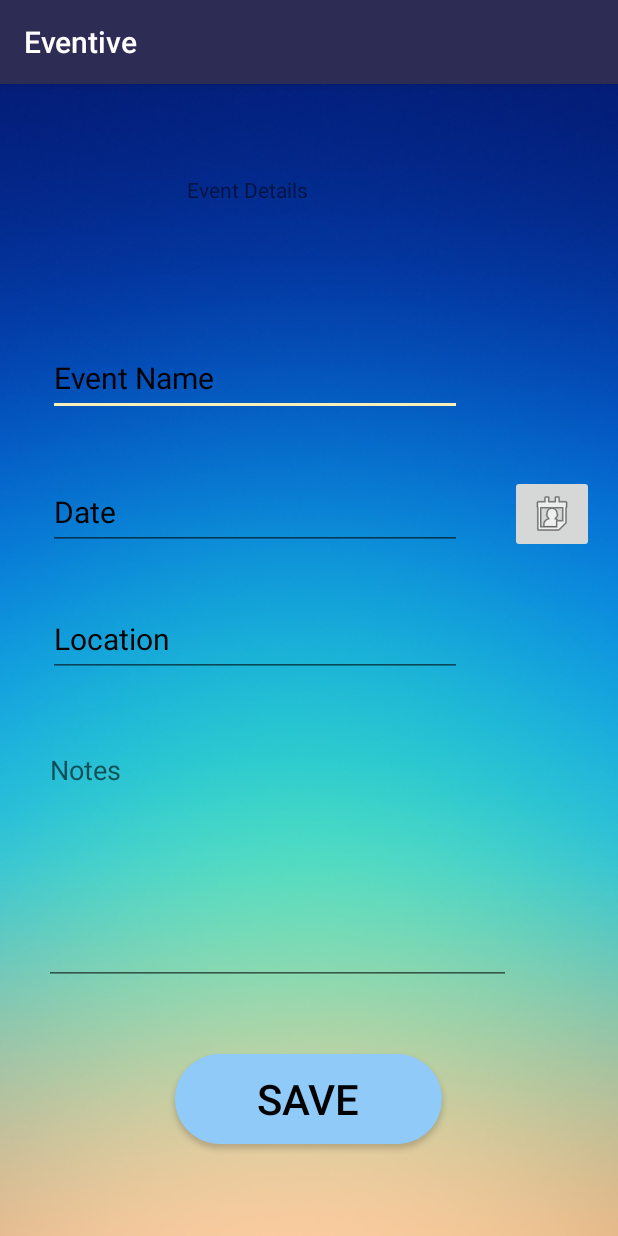
After one commit to VisnaOshani/Eventive_App, an Android app: the activity_event_details screen opened directly, with no data from a screen before it, on a phone screen of 412 x 824 dp. The commit adds this screen. Run offline under Robolectric (Android 15) with nearby library versions, the phone set to English and light mode, and no system bars.

Commit message:
event_details

```diff
--- a/app/src/main/AndroidManifest.xml
+++ b/app/src/main/AndroidManifest.xml
@@ -9,6 +9,7 @@
         android:roundIcon="@mipmap/ic_launcher_round"
         android:supportsRtl="true"
         android:theme="@style/AppTheme">
+        <activity android:name=".activity_event_details"></activity>
         <activity android:name=".Splash_Activity">
             <intent-filter>
                 <action android:name="android.intent.action.MAIN" />
@@ -21,9 +22,7 @@
         <activity android:name=".Add_Budgets" />
         <activity android:name=".Budget_Details" />
         <activity android:name=".Login" />
-        <activity android:name=".MainActivity">
-
-        </activity>
+        <activity android:name=".MainActivity"></activity>
     </application>
 
 </manifest>
--- a/app/src/main/java/com/example/eventive/Add_events.java
+++ b/app/src/main/java/com/example/eventive/Add_events.java
@@ -18,4 +18,12 @@ public class Add_events extends AppCompatActivity {
         Intent intent = new Intent(Add_events.this,Home.class);
         startActivity(intent);
     }
+
+
+    public void addevents(View view){
+        Intent intent = new Intent(Add_events.this,activity_event_details.class);
+        startActivity(intent);
+    }
+
+
 }
--- /dev/null
+++ b/app/src/main/java/com/example/eventive/activity_event_details.java
@@ -0,0 +1,24 @@
+package com.example.eventive;
+
+import androidx.appcompat.app.AppCompatActivity;
+
+import android.content.Intent;
+import android.os.Bundle;
+import android.view.View;
+
+public class activity_event_details extends AppCompatActivity {
+
+    @Override
+    protected void onCreate(Bundle savedInstanceState) {
+        super.onCreate(savedInstanceState);
+        setContentView(R.layout.activity_event_details);
+    }
+
+
+    public void saveEvent(View view){
+        Intent intent = new Intent(activity_event_details.this,Add_events.class);
+        startActivity(intent);
+    }
+
+
+}
--- a/app/src/main/res/layout/activity_add_events.xml
+++ b/app/src/main/res/layout/activity_add_events.xml
@@ -15,6 +15,7 @@
         android:layout_marginTop="8dp"
         android:layout_marginEnd="8dp"
         android:layout_marginBottom="8dp"
+        android:onClick="addevents"
         app:layout_constraintBottom_toBottomOf="parent"
         app:layout_constraintEnd_toEndOf="parent"
         app:layout_constraintHorizontal_bias="0.935"
--- /dev/null
+++ b/app/src/main/res/layout/activity_event_details.xml
@@ -0,0 +1,142 @@
+<?xml version="1.0" encoding="utf-8"?>
+<androidx.constraintlayout.widget.ConstraintLayout xmlns:android="http://schemas.android.com/apk/res/android"
+    xmlns:app="http://schemas.android.com/apk/res-auto"
+    xmlns:tools="http://schemas.android.com/tools"
+    android:layout_width="match_parent"
+    android:layout_height="match_parent"
+    android:background="@drawable/background"
+    tools:context=".activity_event_details">
+
+    <Button
+        android:id="@+id/button4"
+        android:layout_width="178dp"
+        android:layout_height="60dp"
+        android:layout_marginStart="8dp"
+        android:layout_marginTop="8dp"
+        android:layout_marginEnd="8dp"
+        android:layout_marginBottom="8dp"
+        android:background="@drawable/imgbtn_curve"
+        android:elevation="30dp"
+        android:onClick="saveEvent"
+        android:text="@string/save"
+        android:textColor="@android:color/black"
+        android:textSize="28sp"
+        app:layout_constraintBottom_toBottomOf="parent"
+        app:layout_constraintEnd_toEndOf="parent"
+        app:layout_constraintHorizontal_bias="0.497"
+        app:layout_constraintStart_toStartOf="parent"
+        app:layout_constraintTop_toTopOf="parent"
+        app:layout_constraintVertical_bias="0.923" />
+
+    <EditText
+        android:id="@+id/editText13"
+        android:layout_width="276dp"
+        android:layout_height="50dp"
+        android:layout_marginStart="8dp"
+        android:layout_marginTop="8dp"
+        android:layout_marginEnd="8dp"
+        android:layout_marginBottom="8dp"
+        android:ems="10"
+        android:hint="Event Name "
+        android:inputType="textPersonName"
+        android:textColorHint="@android:color/black"
+        android:textSize="20sp"
+        app:layout_constraintBottom_toBottomOf="parent"
+        app:layout_constraintEnd_toEndOf="parent"
+        app:layout_constraintHorizontal_bias="0.201"
+        app:layout_constraintStart_toStartOf="parent"
+        app:layout_constraintTop_toTopOf="parent"
+        app:layout_constraintVertical_bias="0.233" />
+
+    <EditText
+        android:id="@+id/editText12"
+        android:layout_width="276dp"
+        android:layout_height="50dp"
+        android:layout_marginStart="8dp"
+        android:layout_marginTop="8dp"
+        android:layout_marginEnd="8dp"
+        android:layout_marginBottom="8dp"
+        android:ems="10"
+        android:hint="Location"
+        android:inputType="textPersonName"
+        android:textColorHint="@android:color/black"
+        android:textSize="20sp"
+        app:layout_constraintBottom_toBottomOf="parent"
+        app:layout_constraintEnd_toEndOf="parent"
+        app:layout_constraintHorizontal_bias="0.201"
+        app:layout_constraintStart_toStartOf="parent"
+        app:layout_constraintTop_toTopOf="parent"
+        app:layout_constraintVertical_bias="0.481" />
+
+    <EditText
+        android:id="@+id/editText11"
+        android:layout_width="276dp"
+        android:layout_height="50dp"
+        android:layout_marginStart="8dp"
+        android:layout_marginTop="8dp"
+        android:layout_marginEnd="8dp"
+        android:layout_marginBottom="8dp"
+        android:ems="10"
+        android:hint="Date "
+        android:inputType="textPersonName"
+        android:textColorHint="@android:color/black"
+        android:textSize="20sp"
+        app:layout_constraintBottom_toBottomOf="parent"
+        app:layout_constraintEnd_toEndOf="parent"
+        app:layout_constraintHorizontal_bias="0.201"
+        app:layout_constraintStart_toStartOf="parent"
+        app:layout_constraintTop_toTopOf="parent"
+        app:layout_constraintVertical_bias="0.36" />
+
+    <ImageButton
+        android:id="@+id/imageButton7"
+        android:layout_width="wrap_content"
+        android:layout_height="wrap_content"
+        android:layout_marginStart="8dp"
+        android:layout_marginTop="8dp"
+        android:layout_marginEnd="8dp"
+        android:layout_marginBottom="8dp"
+        app:layout_constraintBottom_toBottomOf="parent"
+        app:layout_constraintEnd_toEndOf="parent"
+        app:layout_constraintHorizontal_bias="0.976"
+        app:layout_constraintStart_toStartOf="parent"
+        app:layout_constraintTop_toTopOf="parent"
+        app:layout_constraintVertical_bias="0.361"
+        app:srcCompat="@android:drawable/ic_menu_my_calendar" />
+
+    <TextView
+        android:id="@+id/textView12"
+        android:layout_width="252dp"
+        android:layout_height="70dp"
+        android:layout_marginStart="8dp"
+        android:layout_marginTop="8dp"
+        android:layout_marginEnd="8dp"
+        android:layout_marginBottom="8dp"
+        android:text="Event Details"
+        app:layout_constraintBottom_toBottomOf="parent"
+        app:layout_constraintEnd_toEndOf="parent"
+        app:layout_constraintHorizontal_bias="0.811"
+        app:layout_constraintStart_toStartOf="parent"
+        app:layout_constraintTop_toTopOf="parent"
+        app:layout_constraintVertical_bias="0.077" />
+
+    <EditText
+        android:id="@+id/editText19"
+        android:layout_width="311dp"
+        android:layout_height="166dp"
+        android:layout_marginStart="8dp"
+        android:layout_marginTop="8dp"
+        android:layout_marginEnd="8dp"
+        android:layout_marginBottom="8dp"
+        android:ems="10"
+        android:gravity="start|top"
+        android:hint="Notes"
+        android:inputType="textMultiLine"
+        app:layout_constraintBottom_toBottomOf="parent"
+        app:layout_constraintEnd_toEndOf="parent"
+        app:layout_constraintHorizontal_bias="0.25"
+        app:layout_constraintStart_toStartOf="parent"
+        app:layout_constraintTop_toTopOf="parent"
+        app:layout_constraintVertical_bias="0.728" />
+
+</androidx.constraintlayout.widget.ConstraintLayout>
--- a/app/src/main/res/values/strings.xml
+++ b/app/src/main/res/values/strings.xml
@@ -11,8 +11,8 @@
     <string name="banner3">Budget List</string>
 
     <string name="banner4">Event List</string>
+    <string name="banner5">Event Details</string>
     <string name="splashView"> WELCOME TO EVENTIVE</string>
-
 
 
     <string name="category_drop_down">Choose a category</string>
```
